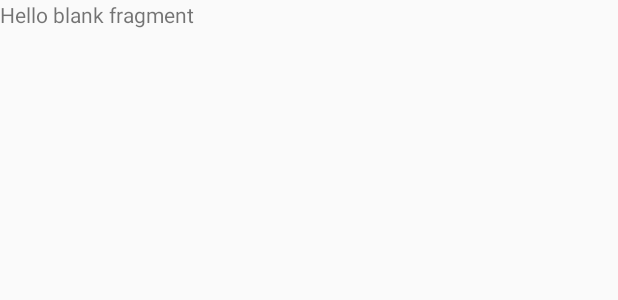
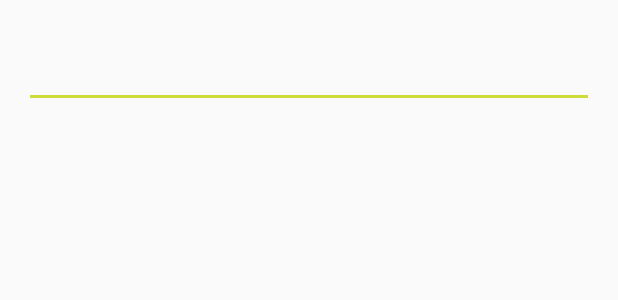
Before and after one commit to huwentao/weekPort, an Android app: the layout fragment_person.xml on its own in the app's theme, with its tools: preview values and no code run, on a phone screen of 412 x 824 dp. Shown: the top 300 px of the screen. Run offline under Robolectric (Android 15) with nearby library versions, the phone set to English and light mode, and no system bars.

Commit message:
解决XML读写 添加基础代码

```diff
--- a/app/src/main/res/layout/fragment_person.xml
+++ b/app/src/main/res/layout/fragment_person.xml
@@ -2,12 +2,22 @@
              xmlns:tools="http://schemas.android.com/tools"
              android:layout_width="match_parent"
              android:layout_height="match_parent"
+             xmlns:app="http://schemas.android.com/apk/res-auto"
              tools:context="com.example.mokey.weekport.ui.PersonFragment">
 
-    <!-- TODO: Update blank fragment layout -->
-    <TextView
+    <LinearLayout
         android:layout_width="match_parent"
         android:layout_height="match_parent"
-        android:text="@string/hello_blank_fragment"/>
+        android:orientation="vertical"
+        android:padding="@dimen/dimen_padding">
+        <android.support.design.widget.TextInputLayout
+            android:layout_width="match_parent"
+            android:layout_height="wrap_content"
+            app:errorEnabled="false">
+            <EditText
+                android:layout_width="match_parent"
+                android:layout_height="wrap_content"/>
+        </android.support.design.widget.TextInputLayout>
+    </LinearLayout>
 
 </FrameLayout>
--- a/app/src/main/res/values-w600dp-land/dimens.xml
+++ b/app/src/main/res/values-w600dp-land/dimens.xml
@@ -3,4 +3,5 @@
          (such as screen margins) for screens with more than 820dp of available width. This
          would include 7" and 10" devices in landscape (~960dp and ~1280dp respectively). -->
     <dimen name="activity_horizontal_margin">64dp</dimen>
+    <dimen name="dimen_padding">24dp</dimen>
 </resources>
--- a/app/src/main/res/values-w600dp-port/dimens.xml
+++ b/app/src/main/res/values-w600dp-port/dimens.xml
@@ -3,4 +3,5 @@
          (such as screen margins) for screens with more than 820dp of available width. This
          would include 7" and 10" devices in landscape (~960dp and ~1280dp respectively). -->
     <dimen name="activity_horizontal_margin">64dp</dimen>
+    <dimen name="dimen_padding">16dp</dimen>
 </resources>
--- a/app/src/main/res/values-w820dp-land/dimens.xml
+++ b/app/src/main/res/values-w820dp-land/dimens.xml
@@ -3,4 +3,5 @@
          (such as screen margins) for screens with more than 820dp of available width. This
          would include 7" and 10" devices in landscape (~960dp and ~1280dp respectively). -->
     <dimen name="activity_horizontal_margin">64dp</dimen>
+    <dimen name="dimen_padding">24dp</dimen>
 </resources>
--- a/app/src/main/res/values-w820dp-port/dimens.xml
+++ b/app/src/main/res/values-w820dp-port/dimens.xml
@@ -3,4 +3,5 @@
          (such as screen margins) for screens with more than 820dp of available width. This
          would include 7" and 10" devices in landscape (~960dp and ~1280dp respectively). -->
     <dimen name="activity_horizontal_margin">64dp</dimen>
+    <dimen name="dimen_padding">16dp</dimen>
 </resources>
--- a/app/src/main/res/values-w820dp/dimens.xml
+++ b/app/src/main/res/values-w820dp/dimens.xml
@@ -3,4 +3,5 @@
          (such as screen margins) for screens with more than 820dp of available width. This
          would include 7" and 10" devices in landscape (~960dp and ~1280dp respectively). -->
     <dimen name="activity_horizontal_margin">64dp</dimen>
+    <dimen name="dimen_padding">24dp</dimen>
 </resources>
--- a/app/src/main/res/values/dimens.xml
+++ b/app/src/main/res/values/dimens.xml
@@ -9,4 +9,5 @@
 
     <dimen name="buttonHeight">50dp</dimen>
     <dimen name="buttonPadding">12dp</dimen>
+    <dimen name="dimen_padding">16dp</dimen>
 </resources>
```
